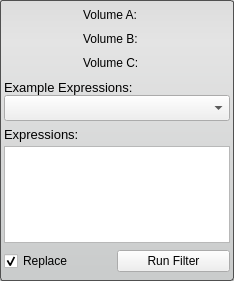
Above: src/Interface/ToolInterface/ArithmeticFilterInterface.ui from SCIInstitute/Seg3D before the change. Below: the same form after it.
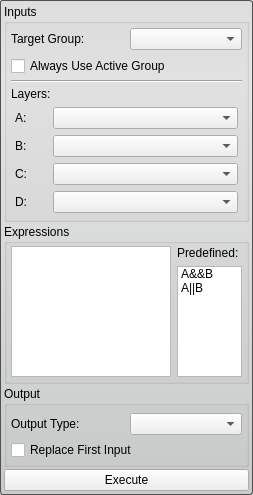
That is the form after the change.

Commit message: Implemented the GUI for arithmetic filter.

Patch:
```diff
--- a/src/Interface/ToolInterface/ArithmeticFilterInterface.ui
+++ b/src/Interface/ToolInterface/ArithmeticFilterInterface.ui
@@ -6,28 +6,10 @@
    <rect>
     <x>0</x>
     <y>0</y>
-    <width>234</width>
-    <height>281</height>
+    <width>253</width>
+    <height>491</height>
    </rect>
   </property>
-  <property name="sizePolicy">
-   <sizepolicy hsizetype="Preferred" vsizetype="Fixed">
-    <horstretch>0</horstretch>
-    <verstretch>0</verstretch>
-   </sizepolicy>
-  </property>
-  <property name="minimumSize">
-   <size>
-    <width>0</width>
-    <height>281</height>
-   </size>
-  </property>
-  <property name="maximumSize">
-   <size>
-    <width>16777215</width>
-    <height>281</height>
-   </size>
-  </property>
   <property name="windowTitle">
    <string>Arithmetic Filter</string>
   </property>
@@ -38,7 +20,7 @@
   background-color: qlineargradient(spread:pad, x1:0.5, y1:0, x2:0.5, y2:0.960227, stop:0 rgba(221, 221, 221, 255), stop:0.155779 rgba(228, 228, 228, 255), stop:1 rgba(202, 204, 204, 255));      
 }</string>
   </property>
-  <layout class="QVBoxLayout" name="verticalLayout_2">
+  <layout class="QVBoxLayout" name="verticalLayout">
    <property name="spacing">
     <number>2</number>
    </property>
@@ -46,255 +28,410 @@
     <number>4</number>
    </property>
    <item>
-    <widget class="QWidget" name="widget" native="true">
-     <layout class="QHBoxLayout" name="volumeALayout" stretch="1">
+    <widget class="QGroupBox" name="input_groupbox_">
+     <property name="title">
+      <string>Inputs</string>
+     </property>
+     <layout class="QVBoxLayout" name="verticalLayout_2">
       <property name="spacing">
        <number>4</number>
       </property>
       <property name="leftMargin">
-       <number>0</number>
-      </property>
-      <property name="topMargin">
        <number>4</number>
       </property>
-      <property name="rightMargin">
-       <number>0</number>
-      </property>
-      <property name="bottomMargin">
-       <number>4</number>
-      </property>
-      <item>
-       <widget class="QLabel" name="volumeALabel">
-        <property name="sizePolicy">
-         <sizepolicy hsizetype="Fixed" vsizetype="Preferred">
-          <horstretch>0</horstretch>
-          <verstretch>0</verstretch>
-         </sizepolicy>
-        </property>
-        <property name="minimumSize">
-         <size>
-          <width>68</width>
-          <height>0</height>
-         </size>
-        </property>
-        <property name="text">
-         <string>Volume A:</string>
-        </property>
-       </widget>
-      </item>
-     </layout>
-    </widget>
-   </item>
-   <item>
-    <widget class="QWidget" name="widget_2" native="true">
-     <layout class="QHBoxLayout" name="volumeBLayout" stretch="1">
-      <property name="spacing">
-       <number>4</number>
-      </property>
-      <property name="leftMargin">
-       <number>0</number>
-      </property>
       <property name="topMargin">
-       <number>4</number>
+       <number>2</number>
       </property>
       <property name="rightMargin">
-       <number>0</number>
-      </property>
-      <property name="bottomMargin">
        <number>4</number>
       </property>
-      <item>
-       <widget class="QLabel" name="volumeBLabel">
-        <property name="sizePolicy">
-         <sizepolicy hsizetype="Fixed" vsizetype="Preferred">
-          <horstretch>0</horstretch>
-          <verstretch>0</verstretch>
-         </sizepolicy>
-        </property>
-        <property name="minimumSize">
-         <size>
-          <width>68</width>
-          <height>0</height>
-         </size>
-        </property>
-        <property name="text">
-         <string>Volume B:</string>
-        </property>
-       </widget>
-      </item>
-     </layout>
-    </widget>
-   </item>
-   <item>
-    <widget class="QWidget" name="widget_3" native="true">
-     <layout class="QHBoxLayout" name="volumeCLayout" stretch="1">
-      <property name="spacing">
-       <number>4</number>
-      </property>
-      <property name="leftMargin">
-       <number>0</number>
-      </property>
-      <property name="topMargin">
-       <number>4</number>
-      </property>
-      <property name="rightMargin">
-       <number>0</number>
-      </property>
       <property name="bottomMargin">
        <number>4</number>
       </property>
       <item>
-       <widget class="QLabel" name="volumeCLabel">
-        <property name="sizePolicy">
-         <sizepolicy hsizetype="Fixed" vsizetype="Preferred">
-          <horstretch>0</horstretch>
-          <verstretch>0</verstretch>
-         </sizepolicy>
-        </property>
-        <property name="minimumSize">
-         <size>
-          <width>68</width>
-          <height>0</height>
-         </size>
-        </property>
-        <property name="text">
-         <string>Volume C:</string>
-        </property>
+       <widget class="QWidget" name="widget" native="true">
+        <layout class="QHBoxLayout" name="horizontalLayout">
+         <property name="leftMargin">
+          <number>0</number>
+         </property>
+         <property name="topMargin">
+          <number>2</number>
+         </property>
+         <property name="rightMargin">
+          <number>0</number>
+         </property>
+         <property name="bottomMargin">
+          <number>2</number>
+         </property>
+         <item>
+          <widget class="QLabel" name="label">
+           <property name="text">
+            <string>Target Group:</string>
+           </property>
+          </widget>
+         </item>
+         <item>
+          <widget class="QComboBox" name="target_group_"/>
+         </item>
+        </layout>
        </widget>
       </item>
-     </layout>
-    </widget>
-   </item>
-   <item>
-    <widget class="QWidget" name="widget_4" native="true">
-     <layout class="QVBoxLayout" name="verticalLayout_3">
-      <property name="spacing">
-       <number>0</number>
-      </property>
-      <property name="leftMargin">
-       <number>0</number>
-      </property>
-      <property name="topMargin">
-       <number>4</number>
-      </property>
-      <property name="rightMargin">
-       <number>0</number>
-      </property>
-      <property name="bottomMargin">
-       <number>4</number>
-      </property>
       <item>
-       <widget class="QLabel" name="label">
-        <property name="font">
-         <font>
-          <pointsize>10</pointsize>
-         </font>
-        </property>
-        <property name="text">
-         <string>Example Expressions:</string>
-        </property>
-       </widget>
-      </item>
-      <item>
-       <widget class="QComboBox" name="exampleExpComboBox">
+       <widget class="QCheckBox" name="use_active_group_">
         <property name="minimumSize">
          <size>
           <width>0</width>
-          <height>26</height>
+          <height>20</height>
          </size>
         </property>
+        <property name="text">
+         <string>Always Use Active Group</string>
+        </property>
+       </widget>
+      </item>
+      <item>
+       <widget class="Line" name="line">
+        <property name="orientation">
+         <enum>Qt::Horizontal</enum>
+        </property>
+       </widget>
+      </item>
+      <item>
+       <widget class="QLabel" name="label_5">
         <property name="maximumSize">
          <size>
           <width>16777215</width>
-          <height>26</height>
+          <height>28</height>
          </size>
-        </property>
-       </widget>
-      </item>
-     </layout>
-    </widget>
-   </item>
-   <item>
-    <widget class="QWidget" name="widget_6" native="true">
-     <layout class="QVBoxLayout" name="verticalLayout">
-      <property name="spacing">
-       <number>4</number>
-      </property>
-      <property name="margin">
-       <number>0</number>
-      </property>
-      <item>
-       <widget class="QLabel" name="label_2">
-        <property name="sizePolicy">
-         <sizepolicy hsizetype="Expanding" vsizetype="Preferred">
-          <horstretch>0</horstretch>
-          <verstretch>0</verstretch>
-         </sizepolicy>
-        </property>
-        <property name="font">
-         <font>
-          <pointsize>10</pointsize>
-         </font>
         </property>
         <property name="text">
-         <string>Expressions:</string>
+         <string>Layers:</string>
         </property>
        </widget>
       </item>
       <item>
-       <widget class="QTextEdit" name="textEdit">
-        <property name="sizePolicy">
-         <sizepolicy hsizetype="Ignored" vsizetype="Expanding">
-          <horstretch>0</horstretch>
-          <verstretch>0</verstretch>
-         </sizepolicy>
+       <widget class="QWidget" name="widget_2" native="true">
+        <property name="minimumSize">
+         <size>
+          <width>0</width>
+          <height>110</height>
+         </size>
         </property>
+        <layout class="QVBoxLayout" name="verticalLayout_6">
+         <property name="leftMargin">
+          <number>4</number>
+         </property>
+         <property name="topMargin">
+          <number>2</number>
+         </property>
+         <property name="rightMargin">
+          <number>4</number>
+         </property>
+         <property name="bottomMargin">
+          <number>2</number>
+         </property>
+         <item>
+          <layout class="QHBoxLayout" name="horizontalLayout_7">
+           <item>
+            <widget class="QLabel" name="label_8">
+             <property name="sizePolicy">
+              <sizepolicy hsizetype="Fixed" vsizetype="Preferred">
+               <horstretch>0</horstretch>
+               <verstretch>0</verstretch>
+              </sizepolicy>
+             </property>
+             <property name="minimumSize">
+              <size>
+               <width>32</width>
+               <height>0</height>
+              </size>
+             </property>
+             <property name="text">
+              <string>A:</string>
+             </property>
+            </widget>
+           </item>
+           <item>
+            <widget class="QComboBox" name="input_a_">
+             <property name="sizePolicy">
+              <sizepolicy hsizetype="Ignored" vsizetype="Fixed">
+               <horstretch>0</horstretch>
+               <verstretch>0</verstretch>
+              </sizepolicy>
+             </property>
+            </widget>
+           </item>
+          </layout>
+         </item>
+         <item>
+          <layout class="QHBoxLayout" name="horizontalLayout_5">
+           <item>
+            <widget class="QLabel" name="label_7">
+             <property name="sizePolicy">
+              <sizepolicy hsizetype="Fixed" vsizetype="Preferred">
+               <horstretch>0</horstretch>
+               <verstretch>0</verstretch>
+              </sizepolicy>
+             </property>
+             <property name="minimumSize">
+              <size>
+               <width>32</width>
+               <height>0</height>
+              </size>
+             </property>
+             <property name="text">
+              <string>B:</string>
+             </property>
+            </widget>
+           </item>
+           <item>
+            <widget class="QComboBox" name="input_b_">
+             <property name="sizePolicy">
+              <sizepolicy hsizetype="Ignored" vsizetype="Fixed">
+               <horstretch>0</horstretch>
+               <verstretch>0</verstretch>
+              </sizepolicy>
+             </property>
+            </widget>
+           </item>
+          </layout>
+         </item>
+         <item>
+          <layout class="QHBoxLayout" name="horizontalLayout_8">
+           <item>
+            <widget class="QLabel" name="label_9">
+             <property name="sizePolicy">
+              <sizepolicy hsizetype="Fixed" vsizetype="Preferred">
+               <horstretch>0</horstretch>
+               <verstretch>0</verstretch>
+              </sizepolicy>
+             </property>
+             <property name="minimumSize">
+              <size>
+               <width>32</width>
+               <height>0</height>
+              </size>
+             </property>
+             <property name="text">
+              <string>C:</string>
+             </property>
+            </widget>
+           </item>
+           <item>
+            <widget class="QComboBox" name="input_c_">
+             <property name="sizePolicy">
+              <sizepolicy hsizetype="Ignored" vsizetype="Fixed">
+               <horstretch>0</horstretch>
+               <verstretch>0</verstretch>
+              </sizepolicy>
+             </property>
+            </widget>
+           </item>
+          </layout>
+         </item>
+         <item>
+          <layout class="QHBoxLayout" name="horizontalLayout_6">
+           <item>
+            <widget class="QLabel" name="label_6">
+             <property name="sizePolicy">
+              <sizepolicy hsizetype="Fixed" vsizetype="Preferred">
+               <horstretch>0</horstretch>
+               <verstretch>0</verstretch>
+              </sizepolicy>
+             </property>
+             <property name="minimumSize">
+              <size>
+               <width>32</width>
+               <height>0</height>
+              </size>
+             </property>
+             <property name="text">
+              <string>D:</string>
+             </property>
+            </widget>
+           </item>
+           <item>
+            <widget class="QComboBox" name="input_d_">
+             <property name="sizePolicy">
+              <sizepolicy hsizetype="Ignored" vsizetype="Fixed">
+               <horstretch>0</horstretch>
+               <verstretch>0</verstretch>
+              </sizepolicy>
+             </property>
+            </widget>
+           </item>
+          </layout>
+         </item>
+        </layout>
        </widget>
       </item>
      </layout>
     </widget>
    </item>
    <item>
-    <widget class="QWidget" name="replaceRunWidget" native="true">
+    <widget class="QGroupBox" name="groupBox">
      <property name="minimumSize">
       <size>
        <width>0</width>
-       <height>32</height>
+       <height>160</height>
       </size>
      </property>
      <property name="maximumSize">
       <size>
        <width>16777215</width>
-       <height>32</height>
+       <height>160</height>
       </size>
      </property>
-     <layout class="QHBoxLayout" name="horizontalLayout" stretch="1,1">
+     <property name="title">
+      <string>Expressions</string>
+     </property>
+     <layout class="QHBoxLayout" name="horizontalLayout_2">
+      <property name="leftMargin">
+       <number>4</number>
+      </property>
+      <property name="topMargin">
+       <number>2</number>
+      </property>
+      <property name="rightMargin">
+       <number>4</number>
+      </property>
+      <property name="bottomMargin">
+       <number>4</number>
+      </property>
+      <item>
+       <widget class="QPlainTextEdit" name="expressions_">
+        <property name="sizePolicy">
+         <sizepolicy hsizetype="Ignored" vsizetype="Expanding">
+          <horstretch>0</horstretch>
+          <verstretch>0</verstretch>
+         </sizepolicy>
+        </property>
+       </widget>
+      </item>
+      <item>
+       <widget class="QWidget" name="widget_3" native="true">
+        <property name="sizePolicy">
+         <sizepolicy hsizetype="Fixed" vsizetype="Preferred">
+          <horstretch>0</horstretch>
+          <verstretch>0</verstretch>
+         </sizepolicy>
+        </property>
+        <layout class="QVBoxLayout" name="verticalLayout_3">
+         <property name="margin">
+          <number>0</number>
+         </property>
+         <item>
+          <widget class="QLabel" name="label_2">
+           <property name="text">
+            <string>Predefined:</string>
+           </property>
+          </widget>
+         </item>
+         <item>
+          <widget class="QListWidget" name="predefined_expressions_">
+           <property name="sizePolicy">
+            <sizepolicy hsizetype="Fixed" vsizetype="Expanding">
+             <horstretch>0</horstretch>
+             <verstretch>0</verstretch>
+            </sizepolicy>
+           </property>
+           <property name="minimumSize">
+            <size>
+             <width>65</width>
+             <height>0</height>
+            </size>
+           </property>
+           <property name="maximumSize">
+            <size>
+             <width>65</width>
+             <height>16777215</height>
+            </size>
+           </property>
+           <item>
+            <property name="text">
+             <string>A&amp;&amp;B</string>
+            </property>
+           </item>
+           <item>
+            <property name="text">
+             <string>A||B</string>
+            </property>
+           </item>
+          </widget>
+         </item>
+        </layout>
+       </widget>
+      </item>
+     </layout>
+    </widget>
+   </item>
+   <item>
+    <widget class="QGroupBox" name="groupBox_2">
+     <property name="title">
+      <string>Output</string>
+     </property>
+     <layout class="QVBoxLayout" name="verticalLayout_4">
       <property name="spacing">
        <number>0</number>
       </property>
-      <property name="margin">
-       <number>0</number>
+      <property name="leftMargin">
+       <number>4</number>
+      </property>
+      <property name="topMargin">
+       <number>2</number>
+      </property>
+      <property name="rightMargin">
+       <number>4</number>
+      </property>
+      <property name="bottomMargin">
+       <number>4</number>
       </property>
       <item>
-       <widget class="QCheckBox" name="replaceCheckBox">
-        <property name="text">
-         <string>Replace</string>
+       <widget class="QWidget" name="widget_4" native="true">
+        <property name="minimumSize">
+         <size>
+          <width>0</width>
+          <height>32</height>
+         </size>
         </property>
-        <property name="checked">
-         <bool>true</bool>
-        </property>
+        <layout class="QHBoxLayout" name="horizontalLayout_3">
+         <property name="margin">
+          <number>0</number>
+         </property>
+         <item>
+          <widget class="QLabel" name="label_3">
+           <property name="text">
+            <string>Output Type:</string>
+           </property>
+          </widget>
+         </item>
+         <item>
+          <widget class="QComboBox" name="output_type_"/>
+         </item>
+        </layout>
        </widget>
       </item>
       <item>
-       <widget class="QPushButton" name="runFilterButton">
+       <widget class="QCheckBox" name="replace_">
         <property name="text">
-         <string>Run Filter</string>
+         <string>Replace First Input</string>
         </property>
        </widget>
       </item>
      </layout>
     </widget>
    </item>
+   <item>
+    <layout class="QVBoxLayout" name="verticalLayout_5">
+     <item>
+      <widget class="QPushButton" name="execute_button_">
+       <property name="text">
+        <string>Execute</string>
+       </property>
+      </widget>
+     </item>
+    </layout>
+   </item>
   </layout>
  </widget>
  <resources/>
```
The commit also changes 16 other files.
